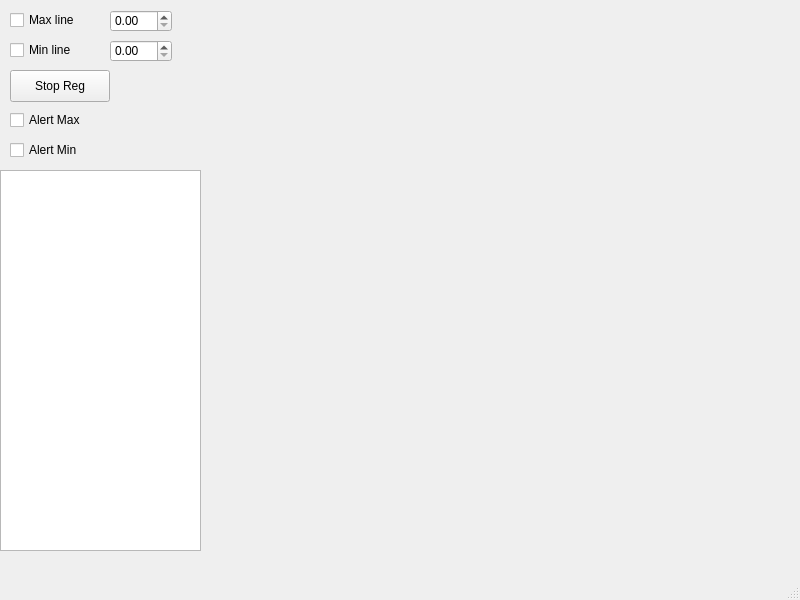
Above: ui/mainwindow.ui from MatteoFranchini01/python_graph_plotter before the change. Below: the same form after it.
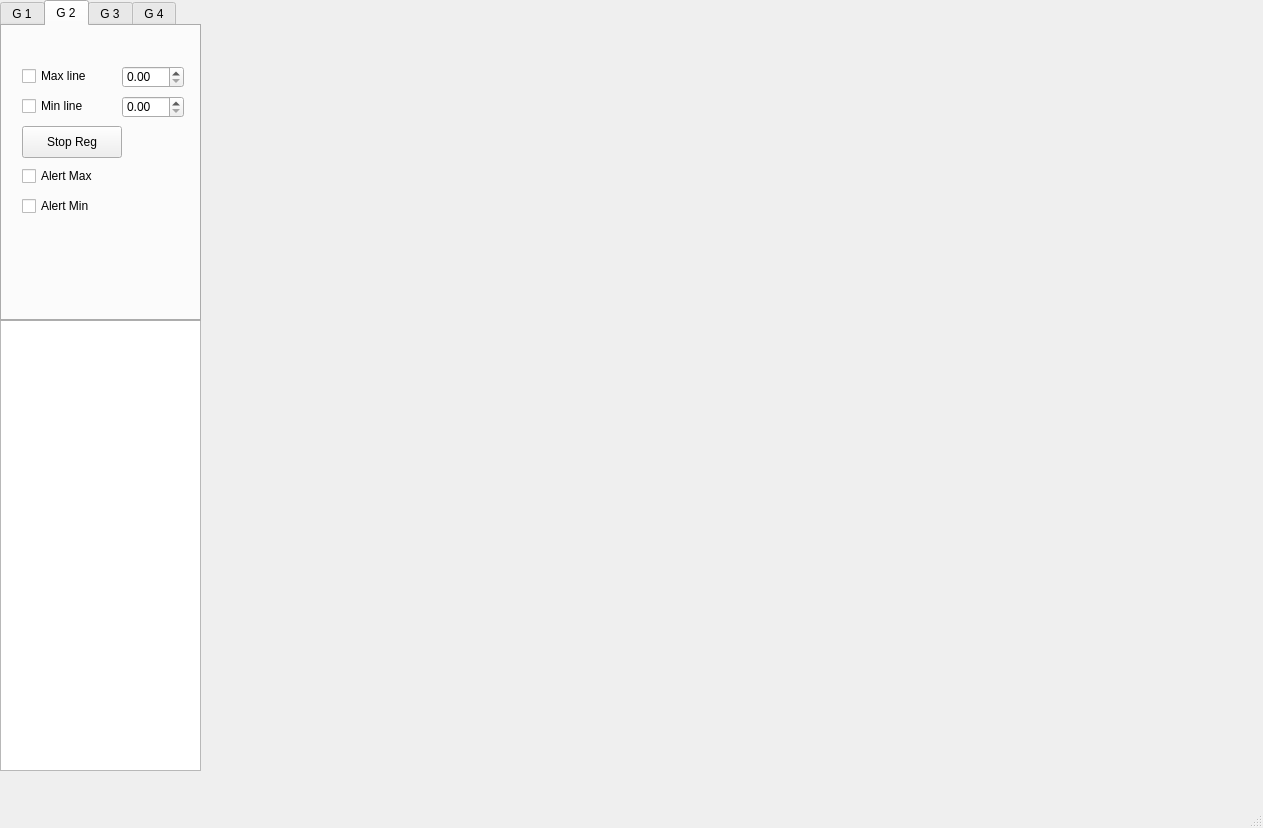
That is the form after the change.

Commit message: Adaptation for multi-graph functions (to be tested)

Diff of the .ui file:
```diff
--- a/ui/mainwindow.ui
+++ b/ui/mainwindow.ui
@@ -6,8 +6,8 @@
    <rect>
     <x>0</x>
     <y>0</y>
-    <width>800</width>
-    <height>600</height>
+    <width>1263</width>
+    <height>828</height>
    </rect>
   </property>
   <property name="windowTitle">
@@ -20,106 +20,394 @@
       <x>0</x>
       <y>0</y>
       <width>201</width>
-      <height>551</height>
+      <height>771</height>
      </rect>
     </property>
     <layout class="QHBoxLayout" name="horizontalLayout">
      <item>
       <widget class="QWidget" name="widget" native="true">
-       <widget class="QCheckBox" name="maxLineCheckBox">
-        <property name="geometry">
-         <rect>
-          <x>10</x>
-          <y>10</y>
-          <width>85</width>
-          <height>20</height>
-         </rect>
-        </property>
-        <property name="text">
-         <string>Max line</string>
-        </property>
-       </widget>
-       <widget class="QCheckBox" name="minLineCheckBox">
-        <property name="geometry">
-         <rect>
-          <x>10</x>
-          <y>40</y>
-          <width>85</width>
-          <height>20</height>
-         </rect>
-        </property>
-        <property name="text">
-         <string>Min line</string>
-        </property>
-       </widget>
-       <widget class="QDoubleSpinBox" name="maxSpinBox">
-        <property name="geometry">
-         <rect>
-          <x>110</x>
-          <y>10</y>
-          <width>62</width>
-          <height>22</height>
-         </rect>
-        </property>
-       </widget>
-       <widget class="QDoubleSpinBox" name="minSpinBox">
-        <property name="geometry">
-         <rect>
-          <x>110</x>
-          <y>40</y>
-          <width>62</width>
-          <height>22</height>
-         </rect>
-        </property>
-       </widget>
        <widget class="QListView" name="listView">
         <property name="geometry">
          <rect>
           <x>0</x>
-          <y>170</y>
+          <y>320</y>
           <width>201</width>
-          <height>381</height>
+          <height>451</height>
          </rect>
         </property>
        </widget>
-       <widget class="QPushButton" name="stopRegButton">
+       <widget class="QTabWidget" name="tabWidget">
         <property name="geometry">
          <rect>
-          <x>10</x>
-          <y>70</y>
-          <width>100</width>
-          <height>32</height>
+          <x>0</x>
+          <y>0</y>
+          <width>201</width>
+          <height>321</height>
          </rect>
         </property>
-        <property name="text">
-         <string>Stop Reg</string>
+        <property name="currentIndex">
+         <number>1</number>
         </property>
-       </widget>
-       <widget class="QCheckBox" name="alertMaxCheckBox">
-        <property name="geometry">
-         <rect>
-          <x>10</x>
-          <y>110</y>
-          <width>85</width>
-          <height>20</height>
-         </rect>
-        </property>
-        <property name="text">
-         <string>Alert Max</string>
-        </property>
-       </widget>
-       <widget class="QCheckBox" name="alertMinCheckBox">
-        <property name="geometry">
-         <rect>
-          <x>10</x>
-          <y>140</y>
-          <width>85</width>
-          <height>20</height>
-         </rect>
-        </property>
-        <property name="text">
-         <string>Alert Min</string>
-        </property>
+        <widget class="QWidget" name="graph_1">
+         <attribute name="title">
+          <string>G 1</string>
+         </attribute>
+         <widget class="QPushButton" name="stopRegButton">
+          <property name="geometry">
+           <rect>
+            <x>20</x>
+            <y>100</y>
+            <width>100</width>
+            <height>32</height>
+           </rect>
+          </property>
+          <property name="text">
+           <string>Stop Reg</string>
+          </property>
+         </widget>
+         <widget class="QDoubleSpinBox" name="minSpinBox">
+          <property name="geometry">
+           <rect>
+            <x>120</x>
+            <y>70</y>
+            <width>62</width>
+            <height>22</height>
+           </rect>
+          </property>
+         </widget>
+         <widget class="QCheckBox" name="minLineCheckBox">
+          <property name="geometry">
+           <rect>
+            <x>20</x>
+            <y>70</y>
+            <width>85</width>
+            <height>20</height>
+           </rect>
+          </property>
+          <property name="text">
+           <string>Min line</string>
+          </property>
+         </widget>
+         <widget class="QCheckBox" name="alertMinCheckBox">
+          <property name="geometry">
+           <rect>
+            <x>20</x>
+            <y>170</y>
+            <width>85</width>
+            <height>20</height>
+           </rect>
+          </property>
+          <property name="text">
+           <string>Alert Min</string>
+          </property>
+         </widget>
+         <widget class="QCheckBox" name="alertMaxCheckBox">
+          <property name="geometry">
+           <rect>
+            <x>20</x>
+            <y>140</y>
+            <width>85</width>
+            <height>20</height>
+           </rect>
+          </property>
+          <property name="text">
+           <string>Alert Max</string>
+          </property>
+         </widget>
+         <widget class="QCheckBox" name="maxLineCheckBox">
+          <property name="geometry">
+           <rect>
+            <x>20</x>
+            <y>40</y>
+            <width>85</width>
+            <height>20</height>
+           </rect>
+          </property>
+          <property name="text">
+           <string>Max line</string>
+          </property>
+         </widget>
+         <widget class="QDoubleSpinBox" name="maxSpinBox">
+          <property name="geometry">
+           <rect>
+            <x>120</x>
+            <y>40</y>
+            <width>62</width>
+            <height>22</height>
+           </rect>
+          </property>
+         </widget>
+        </widget>
+        <widget class="QWidget" name="graph_2">
+         <attribute name="title">
+          <string>G 2</string>
+         </attribute>
+         <widget class="QCheckBox" name="alertMaxCheckBox_2">
+          <property name="geometry">
+           <rect>
+            <x>20</x>
+            <y>140</y>
+            <width>85</width>
+            <height>20</height>
+           </rect>
+          </property>
+          <property name="text">
+           <string>Alert Max</string>
+          </property>
+         </widget>
+         <widget class="QCheckBox" name="minLineCheckBox_2">
+          <property name="geometry">
+           <rect>
+            <x>20</x>
+            <y>70</y>
+            <width>85</width>
+            <height>20</height>
+           </rect>
+          </property>
+          <property name="text">
+           <string>Min line</string>
+          </property>
+         </widget>
+         <widget class="QCheckBox" name="alertMinCheckBox_2">
+          <property name="geometry">
+           <rect>
+            <x>20</x>
+            <y>170</y>
+            <width>85</width>
+            <height>20</height>
+           </rect>
+          </property>
+          <property name="text">
+           <string>Alert Min</string>
+          </property>
+         </widget>
+         <widget class="QPushButton" name="stopRegButton_2">
+          <property name="geometry">
+           <rect>
+            <x>20</x>
+            <y>100</y>
+            <width>100</width>
+            <height>32</height>
+           </rect>
+          </property>
+          <property name="text">
+           <string>Stop Reg</string>
+          </property>
+         </widget>
+         <widget class="QDoubleSpinBox" name="maxSpinBox_2">
+          <property name="geometry">
+           <rect>
+            <x>120</x>
+            <y>40</y>
+            <width>62</width>
+            <height>22</height>
+           </rect>
+          </property>
+         </widget>
+         <widget class="QDoubleSpinBox" name="minSpinBox_2">
+          <property name="geometry">
+           <rect>
+            <x>120</x>
+            <y>70</y>
+            <width>62</width>
+            <height>22</height>
+           </rect>
+          </property>
+         </widget>
+         <widget class="QCheckBox" name="maxLineCheckBox_2">
+          <property name="geometry">
+           <rect>
+            <x>20</x>
+            <y>40</y>
+            <width>85</width>
+            <height>20</height>
+           </rect>
+          </property>
+          <property name="text">
+           <string>Max line</string>
+          </property>
+         </widget>
+        </widget>
+        <widget class="QWidget" name="graph_3">
+         <attribute name="title">
+          <string>G 3</string>
+         </attribute>
+         <widget class="QCheckBox" name="alertMaxCheckBox_3">
+          <property name="geometry">
+           <rect>
+            <x>20</x>
+            <y>140</y>
+            <width>85</width>
+            <height>20</height>
+           </rect>
+          </property>
+          <property name="text">
+           <string>Alert Max</string>
+          </property>
+         </widget>
+         <widget class="QCheckBox" name="minLineCheckBox_3">
+          <property name="geometry">
+           <rect>
+            <x>20</x>
+            <y>70</y>
+            <width>85</width>
+            <height>20</height>
+           </rect>
+          </property>
+          <property name="text">
+           <string>Min line</string>
+          </property>
+         </widget>
+         <widget class="QCheckBox" name="alertMinCheckBox_3">
+          <property name="geometry">
+           <rect>
+            <x>20</x>
+            <y>170</y>
+            <width>85</width>
+            <height>20</height>
+           </rect>
+          </property>
+          <property name="text">
+           <string>Alert Min</string>
+          </property>
+         </widget>
+         <widget class="QPushButton" name="stopRegButton_3">
+          <property name="geometry">
+           <rect>
+            <x>20</x>
+            <y>100</y>
+            <width>100</width>
+            <height>32</height>
+           </rect>
+          </property>
+          <property name="text">
+           <string>Stop Reg</string>
+          </property>
+         </widget>
+         <widget class="QDoubleSpinBox" name="maxSpinBox_3">
+          <property name="geometry">
+           <rect>
+            <x>120</x>
+            <y>40</y>
+            <width>62</width>
+            <height>22</height>
+           </rect>
+          </property>
+         </widget>
+         <widget class="QDoubleSpinBox" name="minSpinBox_3">
+          <property name="geometry">
+           <rect>
+            <x>120</x>
+            <y>70</y>
+            <width>62</width>
+            <height>22</height>
+           </rect>
+          </property>
+         </widget>
+         <widget class="QCheckBox" name="maxLineCheckBox_3">
+          <property name="geometry">
+           <rect>
+            <x>20</x>
+            <y>40</y>
+            <width>85</width>
+            <height>20</height>
+           </rect>
+          </property>
+          <property name="text">
+           <string>Max line</string>
+          </property>
+         </widget>
+        </widget>
+        <widget class="QWidget" name="graph_4">
+         <attribute name="title">
+          <string>G 4</string>
+         </attribute>
+         <widget class="QCheckBox" name="alertMaxCheckBox_4">
+          <property name="geometry">
+           <rect>
+            <x>20</x>
+            <y>140</y>
+            <width>85</width>
+            <height>20</height>
+           </rect>
+          </property>
+          <property name="text">
+           <string>Alert Max</string>
+          </property>
+         </widget>
+         <widget class="QCheckBox" name="minLineCheckBox_4">
+          <property name="geometry">
+           <rect>
+            <x>20</x>
+            <y>70</y>
+            <width>85</width>
+            <height>20</height>
+           </rect>
+          </property>
+          <property name="text">
+           <string>Min line</string>
+          </property>
+         </widget>
+         <widget class="QCheckBox" name="alertMinCheckBox_4">
+          <property name="geometry">
+           <rect>
+            <x>20</x>
+            <y>170</y>
+            <width>85</width>
+            <height>20</height>
+           </rect>
+          </property>
+          <property name="text">
+           <string>Alert Min</string>
+          </property>
+         </widget>
+         <widget class="QPushButton" name="stopRegButton_4">
+          <property name="geometry">
+           <rect>
+            <x>20</x>
+            <y>100</y>
+            <width>100</width>
+            <height>32</height>
+           </rect>
+          </property>
+          <property name="text">
+           <string>Stop Reg</string>
+          </property>
+         </widget>
+         <widget class="QDoubleSpinBox" name="maxSpinBox_4">
+          <property name="geometry">
+           <rect>
+            <x>120</x>
+            <y>40</y>
+            <width>62</width>
+            <height>22</height>
+           </rect>
+          </property>
+         </widget>
+         <widget class="QDoubleSpinBox" name="minSpinBox_4">
+          <property name="geometry">
+           <rect>
+            <x>120</x>
+            <y>70</y>
+            <width>62</width>
+            <height>22</height>
+           </rect>
+          </property>
+         </widget>
+         <widget class="QCheckBox" name="maxLineCheckBox_4">
+          <property name="geometry">
+           <rect>
+            <x>20</x>
+            <y>40</y>
+            <width>85</width>
+            <height>20</height>
+           </rect>
+          </property>
+          <property name="text">
+           <string>Max line</string>
+          </property>
+         </widget>
+        </widget>
        </widget>
       </widget>
      </item>
@@ -130,8 +418,8 @@
      <rect>
       <x>200</x>
       <y>0</y>
-      <width>601</width>
-      <height>551</height>
+      <width>951</width>
+      <height>701</height>
      </rect>
     </property>
    </widget>
@@ -141,7 +429,7 @@
     <rect>
      <x>0</x>
      <y>0</y>
-     <width>800</width>
+     <width>1263</width>
      <height>24</height>
     </rect>
    </property>
```
The commit also changes 3 other files.
